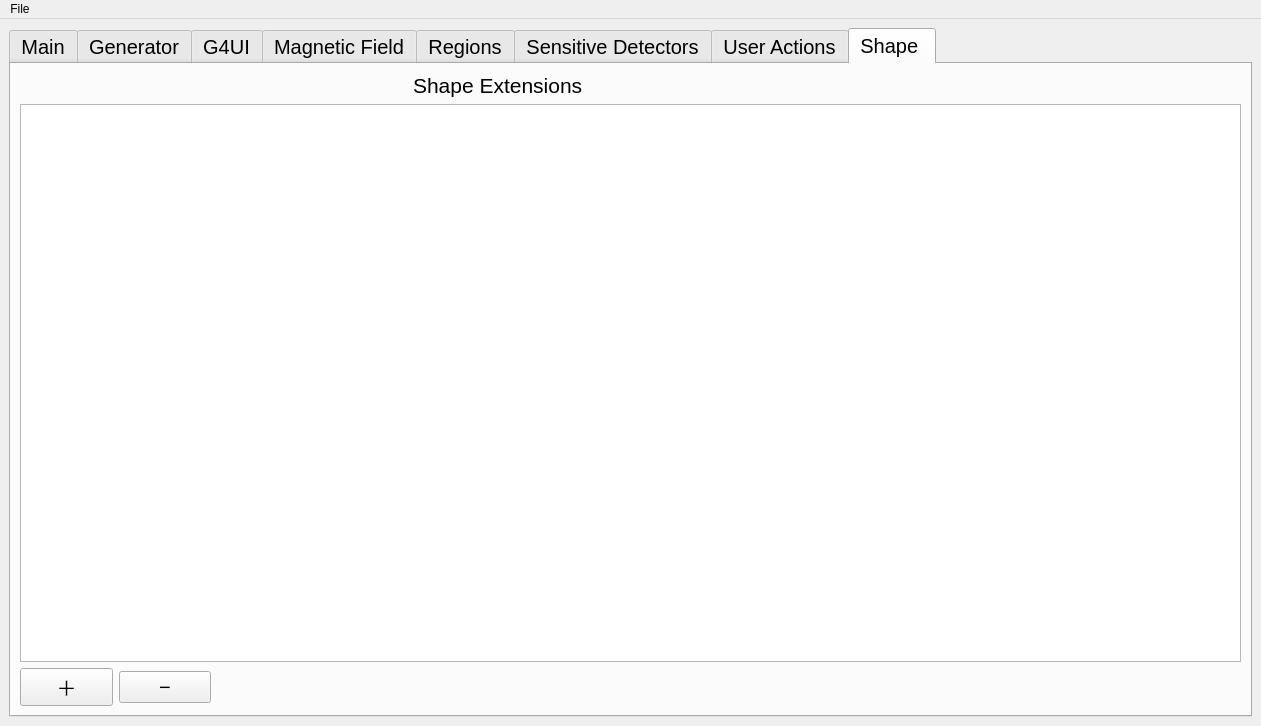
Before: the Qt Designer form FSL/src/fsl_mainwindow.ui in efemberg11/GeoModel_rmakhman, drawn with Qt 5.
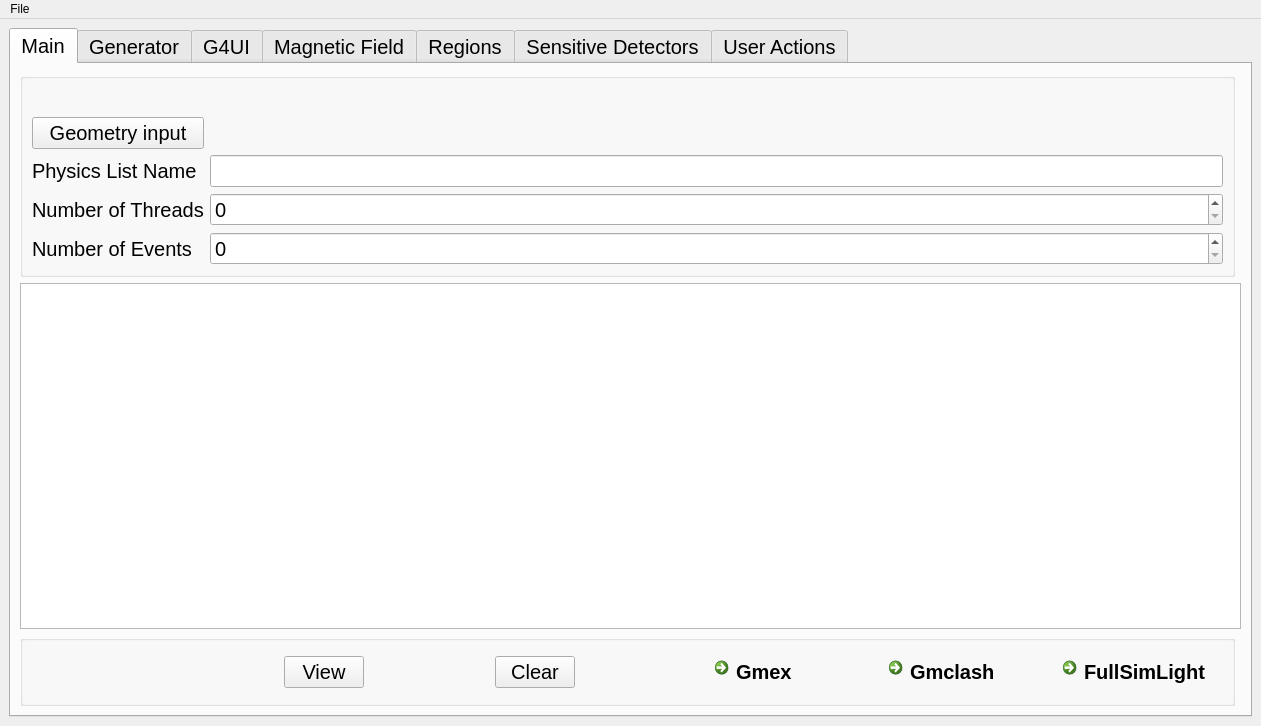
After: the same form once the commit is applied. The open tabs and pages were chosen to show the change.

Commit message: Getting rid of Shape extensions tab and adding mag field map browse button

What changed in the file:
```diff
--- a/FSL/src/fsl_mainwindow.ui
+++ b/FSL/src/fsl_mainwindow.ui
@@ -995,13 +995,33 @@
           <property name="title">
            <string>Map</string>
           </property>
-          <layout class="QVBoxLayout" name="verticalLayout_2">
-           <item>
-            <layout class="QGridLayout" name="gridLayout_3">
-             <item row="0" column="1" colspan="2">
-              <widget class="QLineEdit" name="lE_magnetic_field_map"/>
+          <layout class="QGridLayout" name="gridLayout_3">
+           <item row="0" column="0">
+            <layout class="QHBoxLayout" name="horizontalLayout_7">
+             <item>
+              <widget class="QLabel" name="label_7">
+               <property name="font">
+                <font>
+                 <pointsize>15</pointsize>
+                </font>
+               </property>
+               <property name="text">
+                <string>Magnetic Field Map</string>
+               </property>
+              </widget>
              </item>
-             <item row="1" column="0" colspan="2">
+             <item>
+              <widget class="QPushButton" name="pB_magnetic_field_map">
+               <property name="text">
+                <string>Browse Files</string>
+               </property>
+              </widget>
+             </item>
+            </layout>
+           </item>
+           <item row="1" column="0">
+            <layout class="QHBoxLayout" name="horizontalLayout_10">
+             <item>
               <widget class="QLabel" name="label_21">
                <property name="font">
                 <font>
@@ -1013,25 +1033,13 @@
                </property>
               </widget>
              </item>
-             <item row="1" column="2">
+             <item>
               <widget class="QPushButton" name="pB_magnetic_field_plugin">
                <property name="text">
                 <string>Browse Files</string>
                </property>
               </widget>
              </item>
-             <item row="0" column="0">
-              <widget class="QLabel" name="label_7">
-               <property name="font">
-                <font>
-                 <pointsize>15</pointsize>
-                </font>
-               </property>
-               <property name="text">
-                <string>Magnetic Field Map</string>
-               </property>
-              </widget>
-             </item>
             </layout>
            </item>
           </layout>
@@ -1469,85 +1477,6 @@
         </item>
        </layout>
       </widget>
-      <widget class="QWidget" name="tab">
-       <attribute name="title">
-        <string>Shape </string>
-       </attribute>
-       <layout class="QGridLayout" name="gridLayout_4">
-        <item row="0" column="0" colspan="2">
-         <spacer name="horizontalSpacer_15">
-          <property name="orientation">
-           <enum>Qt::Horizontal</enum>
-          </property>
-          <property name="sizeHint" stdset="0">
-           <size>
-            <width>387</width>
-            <height>20</height>
-           </size>
-          </property>
-         </spacer>
-        </item>
-        <item row="0" column="2">
-         <widget class="QLabel" name="label_28">
-          <property name="font">
-           <font>
-            <pointsize>16</pointsize>
-           </font>
-          </property>
-          <property name="text">
-           <string>Shape Extensions</string>
-          </property>
-         </widget>
-        </item>
-        <item row="0" column="3">
-         <spacer name="horizontalSpacer_16">
-          <property name="orientation">
-           <enum>Qt::Horizontal</enum>
-          </property>
-          <property name="sizeHint" stdset="0">
-           <size>
-            <width>406</width>
-            <height>20</height>
-           </size>
-          </property>
-         </spacer>
-        </item>
-        <item row="1" column="0" colspan="4">
-         <widget class="QListView" name="shape_view"/>
-        </item>
-        <item row="2" column="0" rowspan="2">
-         <layout class="QHBoxLayout" name="horizontalLayout_7">
-          <item>
-           <widget class="QPushButton" name="pB_add_shape_ext_file">
-            <property name="text">
-             <string>＋</string>
-            </property>
-           </widget>
-          </item>
-          <item>
-           <widget class="QPushButton" name="pB_del_shape_ext_file">
-            <property name="text">
-             <string>−</string>
-            </property>
-           </widget>
-          </item>
-         </layout>
-        </item>
-        <item row="3" column="1" colspan="3">
-         <spacer name="horizontalSpacer_10">
-          <property name="orientation">
-           <enum>Qt::Horizontal</enum>
-          </property>
-          <property name="sizeHint" stdset="0">
-           <size>
-            <width>546</width>
-            <height>20</height>
-           </size>
-          </property>
-         </spacer>
-        </item>
-       </layout>
-      </widget>
      </widget>
     </item>
    </layout>
@@ -1558,7 +1487,7 @@
      <x>0</x>
      <y>0</y>
      <width>1261</width>
-     <height>22</height>
+     <height>24</height>
     </rect>
    </property>
    <widget class="QMenu" name="menuFile">
```
The commit also changes 2 other files.
